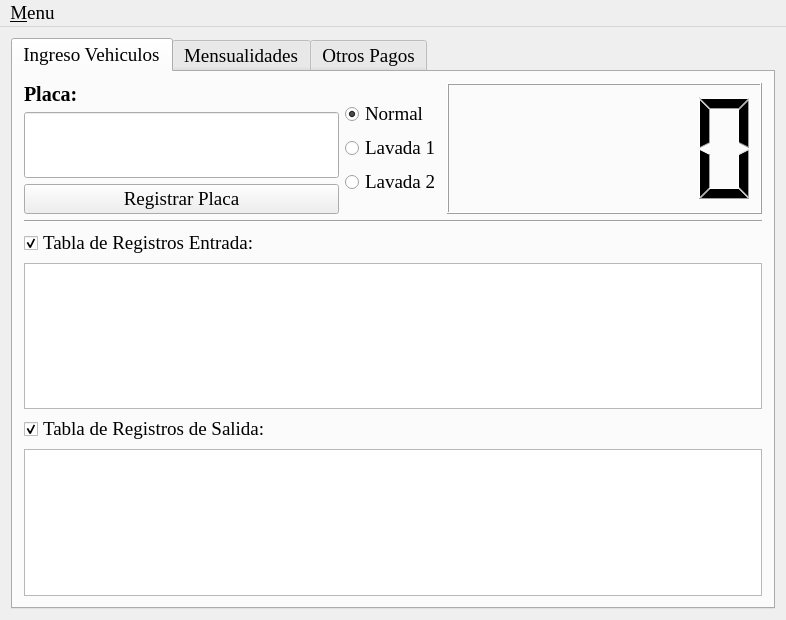
Above: mainwindow.ui from jorgeluis1094/Parqueadero before the change. Below: the same form after it.
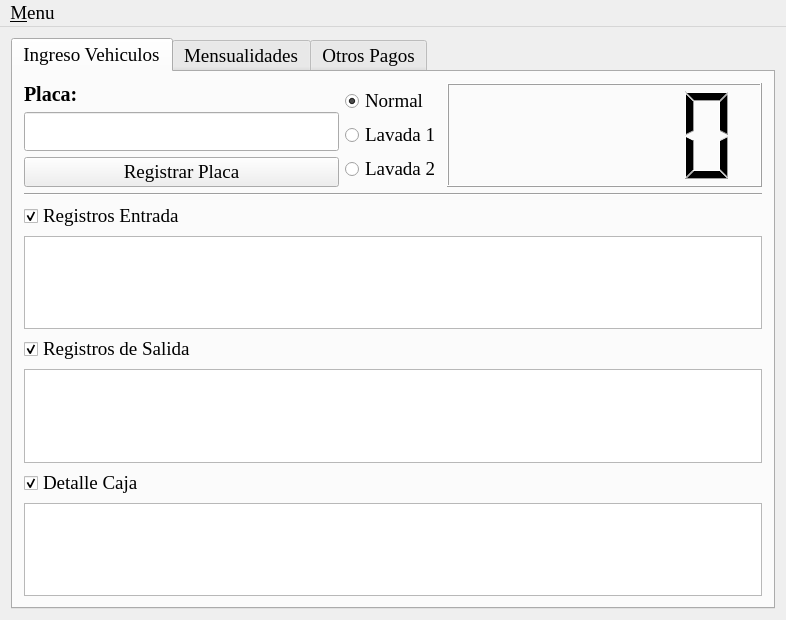
That is the form after the change. The open tabs and pages were chosen to show the change. Custom widgets are drawn as their Qt base class.

Diff of the .ui file:
```diff
--- a/mainwindow.ui
+++ b/mainwindow.ui
@@ -238,7 +238,7 @@
           <item>
            <widget class="QCheckBox" name="cbRegEntrada">
             <property name="text">
-             <string>Tabla de Registros Entrada:</string>
+             <string>Registros Entrada</string>
             </property>
             <property name="checked">
              <bool>true</bool>
@@ -283,7 +283,7 @@
           <item>
            <widget class="QCheckBox" name="cbRegSalida">
             <property name="text">
-             <string>Tabla de Registros de Salida:</string>
+             <string>Registros de Salida</string>
             </property>
             <property name="checked">
              <bool>true</bool>
@@ -311,6 +311,27 @@
           </item>
          </layout>
         </item>
+        <item>
+         <layout class="QVBoxLayout" name="verticalLayout_2">
+          <item>
+           <widget class="QCheckBox" name="cbDetalleCaja">
+            <property name="text">
+             <string>Detalle Caja</string>
+            </property>
+            <property name="checked">
+             <bool>true</bool>
+            </property>
+           </widget>
+          </item>
+          <item>
+           <widget class="QTableView" name="twDetalleCaja">
+            <property name="enabled">
+             <bool>true</bool>
+            </property>
+           </widget>
+          </item>
+         </layout>
+        </item>
        </layout>
       </widget>
       <widget class="QWidget" name="tab_2">
```
Left out of the diff: 18 changed lines with no effect on the pictures.
